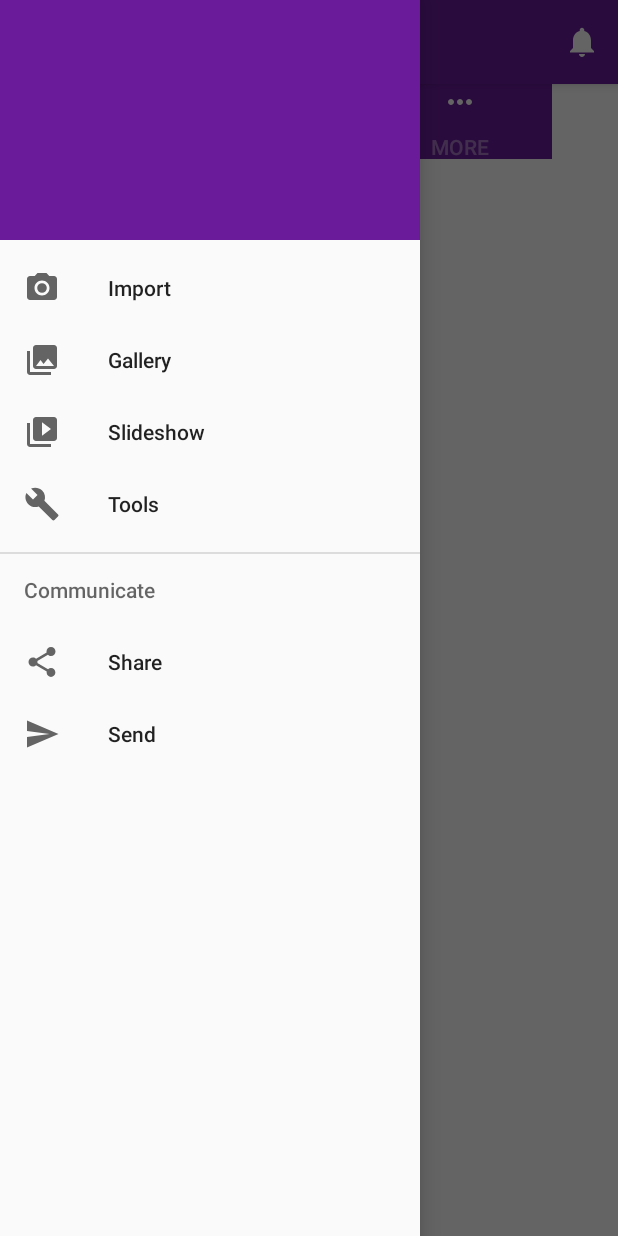
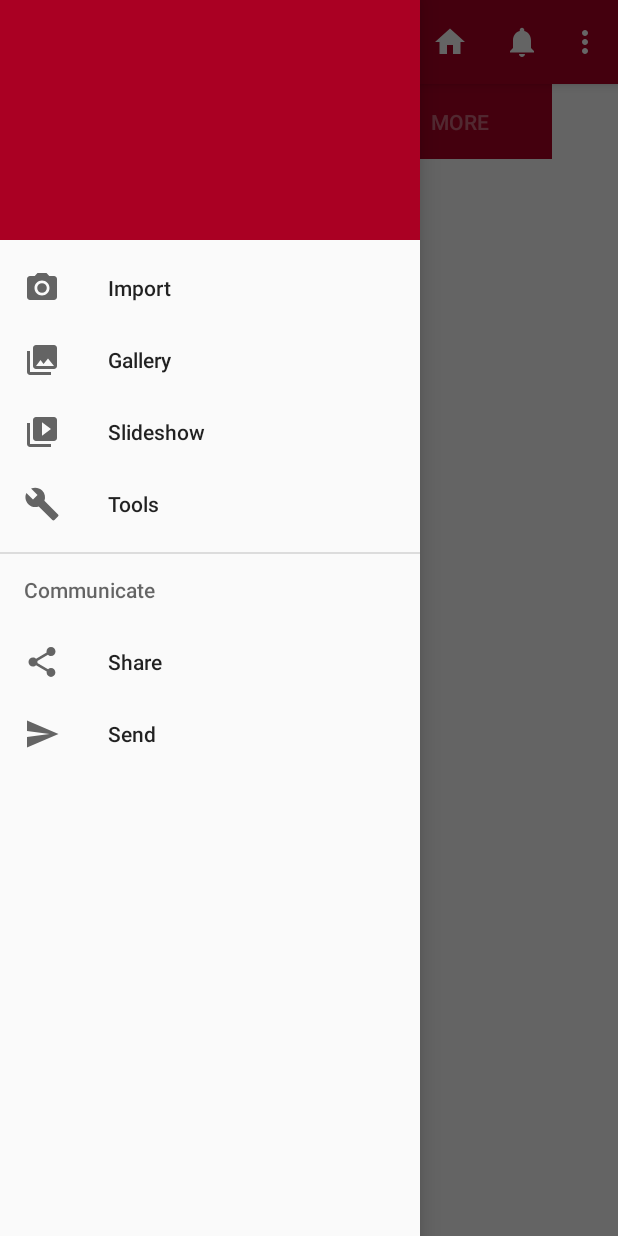
Before and after one commit to sourav728/Customer_info, an Android app: the Home_fragment2 screen opened directly, with no data from a screen before it, with the side drawer open, on a phone screen of 412 x 824 dp. Run offline under Robolectric (Android 15) with nearby library versions, the phone set to English and light mode, and no system bars.

Commit message:
layout changes

```diff
--- a/app/src/main/AndroidManifest.xml
+++ b/app/src/main/AndroidManifest.xml
@@ -12,7 +12,7 @@
         <activity
             android:name=".MainActivity"
             android:label="@string/app_name"
-            android:theme="@style/AppTheme.NoActionBar"></activity>
+            android:theme="@style/AppTheme.NoActionBar" />
         <activity android:name=".SignUpActivity">
             <intent-filter>
                 <action android:name="android.intent.action.MAIN" />
@@ -20,7 +20,7 @@
                 <category android:name="android.intent.category.LAUNCHER" />
             </intent-filter>
         </activity>
-        <activity android:name=".LoginActivity"></activity>
+        <activity android:name=".LoginActivity" />
     </application>
 
 </manifest>
--- a/app/src/main/java/com/example/tvd/customer_info/LoginActivity.java
+++ b/app/src/main/java/com/example/tvd/customer_info/LoginActivity.java
@@ -39,6 +39,7 @@ public class LoginActivity extends AppCompatActivity {
 
         session = new UserSession(getApplicationContext());
         Toast.makeText(this, "UserLoginStatus"+session.isUserLoggedIn(), Toast.LENGTH_SHORT).show();
+
 
         sharedPreferences = getSharedPreferences(PREFER_NAME, Context.MODE_PRIVATE);
         login.setOnClickListener(new View.OnClickListener() {
--- a/app/src/main/java/com/example/tvd/customer_info/fragments/Account_fragment.java
+++ b/app/src/main/java/com/example/tvd/customer_info/fragments/Account_fragment.java
@@ -2,8 +2,11 @@ package com.example.tvd.customer_info.fragments;
 
 
 import android.os.Bundle;
+import android.support.annotation.Nullable;
 import android.support.v4.app.Fragment;
 import android.view.LayoutInflater;
+import android.view.Menu;
+import android.view.MenuInflater;
 import android.view.View;
 import android.view.ViewGroup;
 
@@ -16,12 +19,23 @@ public class Account_fragment extends Fragment {
     public Account_fragment() {
     }
 
+    @Override
+    public void onCreate(@Nullable Bundle savedInstanceState) {
+        super.onCreate(savedInstanceState);
+        setHasOptionsMenu(true);
+    }
 
     @Override
     public View onCreateView(LayoutInflater inflater, ViewGroup container,
                              Bundle savedInstanceState) {
         // Inflate the layout for this fragment
-        return inflater.inflate(R.layout.fragment_account_fragment, container, false);
+        View view = inflater.inflate(R.layout.fragment_account_fragment, container, false);
+        return view;
     }
 
+    @Override
+    public void onCreateOptionsMenu(Menu menu, MenuInflater inflater) {
+        inflater.inflate(R.menu.menu_account,menu);
+        super.onCreateOptionsMenu(menu, inflater);
+    }
 }
--- a/app/src/main/java/com/example/tvd/customer_info/fragments/Home_fragment2.java
+++ b/app/src/main/java/com/example/tvd/customer_info/fragments/Home_fragment2.java
@@ -2,29 +2,38 @@ package com.example.tvd.customer_info.fragments;
 
 
 import android.os.Bundle;
+import android.support.annotation.Nullable;
 import android.support.v4.app.Fragment;
 import android.view.LayoutInflater;
+import android.view.Menu;
+import android.view.MenuInflater;
 import android.view.View;
 import android.view.ViewGroup;
 
 import com.example.tvd.customer_info.R;
 
-/**
- * A simple {@link Fragment} subclass.
- */
 public class Home_fragment2 extends Fragment {
 
 
     public Home_fragment2() {
-        // Required empty public constructor
     }
 
+    @Override
+    public void onCreate(@Nullable Bundle savedInstanceState) {
+        super.onCreate(savedInstanceState);
+        setHasOptionsMenu(true);
+    }
 
     @Override
     public View onCreateView(LayoutInflater inflater, ViewGroup container,
                              Bundle savedInstanceState) {
-        // Inflate the layout for this fragment
-        return inflater.inflate(R.layout.fragment_home_fragment2, container, false);
+        View view = inflater.inflate(R.layout.fragment_home_fragment2, container, false);
+        return view;
     }
 
+    @Override
+    public void onCreateOptionsMenu(Menu menu, MenuInflater inflater) {
+        inflater.inflate(R.menu.menu_home2,menu);
+        super.onCreateOptionsMenu(menu, inflater);
+    }
 }
--- a/app/src/main/java/com/example/tvd/customer_info/fragments/More_fragment.java
+++ b/app/src/main/java/com/example/tvd/customer_info/fragments/More_fragment.java
@@ -2,29 +2,38 @@ package com.example.tvd.customer_info.fragments;
 
 
 import android.os.Bundle;
+import android.support.annotation.Nullable;
 import android.support.v4.app.Fragment;
 import android.view.LayoutInflater;
+import android.view.Menu;
+import android.view.MenuInflater;
 import android.view.View;
 import android.view.ViewGroup;
 
 import com.example.tvd.customer_info.R;
 
-/**
- * A simple {@link Fragment} subclass.
- */
 public class More_fragment extends Fragment {
 
 
     public More_fragment() {
-        // Required empty public constructor
     }
 
+    @Override
+    public void onCreate(@Nullable Bundle savedInstanceState) {
+        setHasOptionsMenu(true);
+        super.onCreate(savedInstanceState);
+    }
 
     @Override
     public View onCreateView(LayoutInflater inflater, ViewGroup container,
                              Bundle savedInstanceState) {
-        // Inflate the layout for this fragment
-        return inflater.inflate(R.layout.fragment_more_fragment, container, false);
+        View view = inflater.inflate(R.layout.fragment_more_fragment, container, false);
+        return view;
     }
 
+    @Override
+    public void onCreateOptionsMenu(Menu menu, MenuInflater inflater) {
+        inflater.inflate(R.menu.menu_more,menu);
+        super.onCreateOptionsMenu(menu, inflater);
+    }
 }
--- a/app/src/main/java/com/example/tvd/customer_info/fragments/home_fragment.java
+++ b/app/src/main/java/com/example/tvd/customer_info/fragments/home_fragment.java
@@ -21,7 +21,6 @@ public class home_fragment extends Fragment {
     More_fragment more_fragment;
     public home_fragment() {
     }
-
 
     @Override
     public View onCreateView(LayoutInflater inflater, ViewGroup container,
--- a/app/src/main/res/drawable/side_nav_bar.xml
+++ b/app/src/main/res/drawable/side_nav_bar.xml
@@ -2,8 +2,8 @@
     android:shape="rectangle">
     <gradient
         android:angle="135"
-        android:centerColor="#6A1B9A"
-        android:endColor="#6A1B9A"
-        android:startColor="#6A1B9A"
+        android:centerColor="#aa0023"
+        android:endColor="#aa0023"
+        android:startColor="#aa0023"
         android:type="linear" />
 </shape>
--- a/app/src/main/res/layout/fragment_home_fragment.xml
+++ b/app/src/main/res/layout/fragment_home_fragment.xml
@@ -22,21 +22,18 @@
                 android:layout_height="wrap_content"
                 android:layout_marginTop="3dp"
                 android:layout_marginBottom="3dp"
-                android:icon="@drawable/home"
                 android:text="Home"/>
             <android.support.design.widget.TabItem
                 android:layout_width="match_parent"
                 android:layout_height="wrap_content"
                 android:layout_marginTop="3dp"
                 android:layout_marginBottom="3dp"
-                android:icon="@drawable/account"
                 android:text="Account"/>
             <android.support.design.widget.TabItem
                 android:layout_width="match_parent"
                 android:layout_height="wrap_content"
                 android:layout_marginTop="3dp"
                 android:layout_marginBottom="3dp"
-                android:icon="@drawable/more"
                 android:text="More"/>
         </android.support.design.widget.TabLayout>
         <android.support.v4.view.ViewPager
--- /dev/null
+++ b/app/src/main/res/menu/menu_account.xml
@@ -0,0 +1,11 @@
+<?xml version="1.0" encoding="utf-8"?>
+<menu xmlns:android="http://schemas.android.com/apk/res/android"
+    xmlns:app="http://schemas.android.com/apk/res-auto">
+    <item android:id="@+id/action_chat"
+        android:title="account"
+        android:icon="@drawable/account"
+        app:showAsAction="always"/>
+    <item android:id="@+id/action_new_group"
+        android:title="account"
+        app:showAsAction="never"/>
+</menu>
--- /dev/null
+++ b/app/src/main/res/menu/menu_home2.xml
@@ -0,0 +1,11 @@
+<?xml version="1.0" encoding="utf-8"?>
+<menu xmlns:android="http://schemas.android.com/apk/res/android"
+    xmlns:app="http://schemas.android.com/apk/res-auto">
+    <item android:id="@+id/action_calls"
+        android:title="home"
+        android:icon="@drawable/home"
+        app:showAsAction="always"/>
+    <item android:id="@+id/action_clear_log"
+        android:title="home"
+        app:showAsAction="never"/>
+</menu>
--- /dev/null
+++ b/app/src/main/res/menu/menu_more.xml
@@ -0,0 +1,11 @@
+<?xml version="1.0" encoding="utf-8"?>
+<menu xmlns:android="http://schemas.android.com/apk/res/android"
+    xmlns:app="http://schemas.android.com/apk/res-auto">
+    <item android:id="@+id/action_calls"
+        android:title="home"
+        android:icon="@drawable/more"
+        app:showAsAction="always"/>
+    <item android:id="@+id/action_clear_log"
+        android:title="more"
+        app:showAsAction="never"/>
+</menu>
--- a/app/src/main/res/values-v21/styles.xml
+++ b/app/src/main/res/values-v21/styles.xml
@@ -6,6 +6,9 @@
         <item name="colorPrimary">@color/colorPrimary</item>
         <item name="colorPrimaryDark">@color/colorPrimaryDark</item>
         <item name="colorAccent">@color/colorAccent</item>
-
+        <item name="actionBarStyle">@style/AppBarOverlay</item>
+    </style>
+    <style name="AppBarOverlay" parent="Widget.AppCompat.Light.ActionBar.Solid">
+        <item name="elevation">0dp</item>
     </style>
 </resources>
--- a/app/src/main/res/values/colors.xml
+++ b/app/src/main/res/values/colors.xml
@@ -1,7 +1,7 @@
 <?xml version="1.0" encoding="utf-8"?>
 <resources>
-    <color name="colorPrimary">#6A1B9A</color>
-    <color name="colorPrimaryDark">#8E24AA</color>
+    <color name="colorPrimary">#aa0023</color>
+    <color name="colorPrimaryDark">#88001c</color>
     <color name="colorAccent">#FFFFFF</color>
 
     <color name="colorTextPrimary">#FFFFFF</color>
--- a/app/src/main/res/values/styles.xml
+++ b/app/src/main/res/values/styles.xml
@@ -6,6 +6,7 @@
         <item name="colorPrimary">@color/colorPrimary</item>
         <item name="colorPrimaryDark">@color/colorPrimaryDark</item>
         <item name="colorAccent">@color/colorAccent</item>
+        <item name="actionBarStyle">@style/AppBarOverlay</item>
     </style>
 
     <style name="AppTheme.NoActionBar">
@@ -16,5 +17,7 @@
     <style name="AppTheme.AppBarOverlay" parent="ThemeOverlay.AppCompat.Dark.ActionBar" />
 
     <style name="AppTheme.PopupOverlay" parent="ThemeOverlay.AppCompat.Light" />
-
+    <style name="AppBarOverlay" parent="Widget.AppCompat.Light.ActionBar.Solid">
+        <item name="elevation">0dp</item>
+    </style>
 </resources>
```
Also changed, not shown: app/src/main/res/layout/activity_custom_tab.xml (added, +32 -0 lines), app/src/main/res/layout/fragment_account_fragment.xml (+9 -5 lines), app/src/main/res/layout/fragment_home_fragment2.xml (+8 -5 lines), app/src/main/res/layout/fragment_more_fragment.xml (+7 -5 lines).
